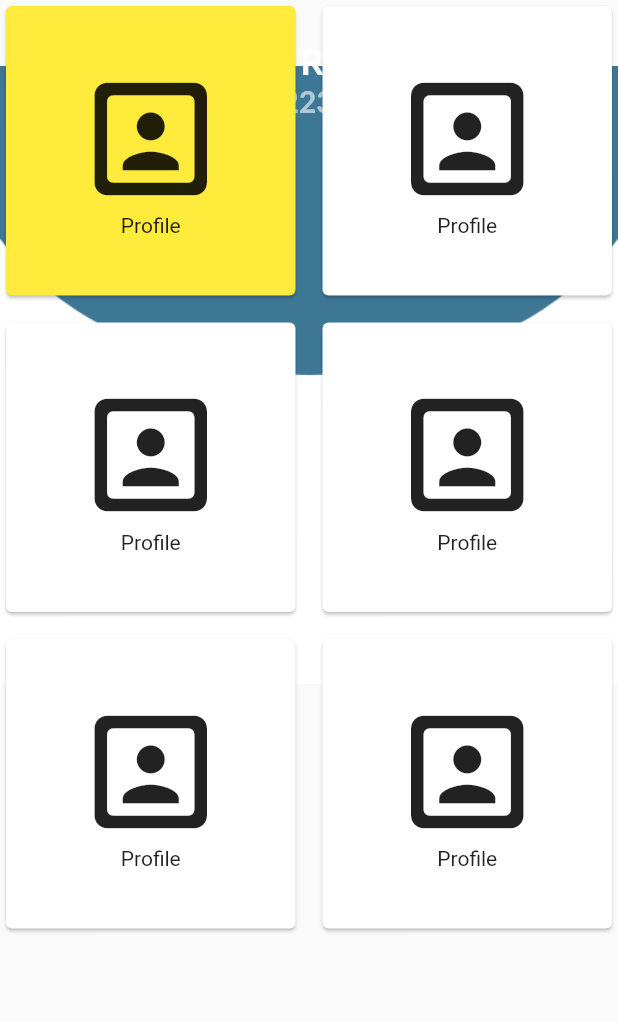
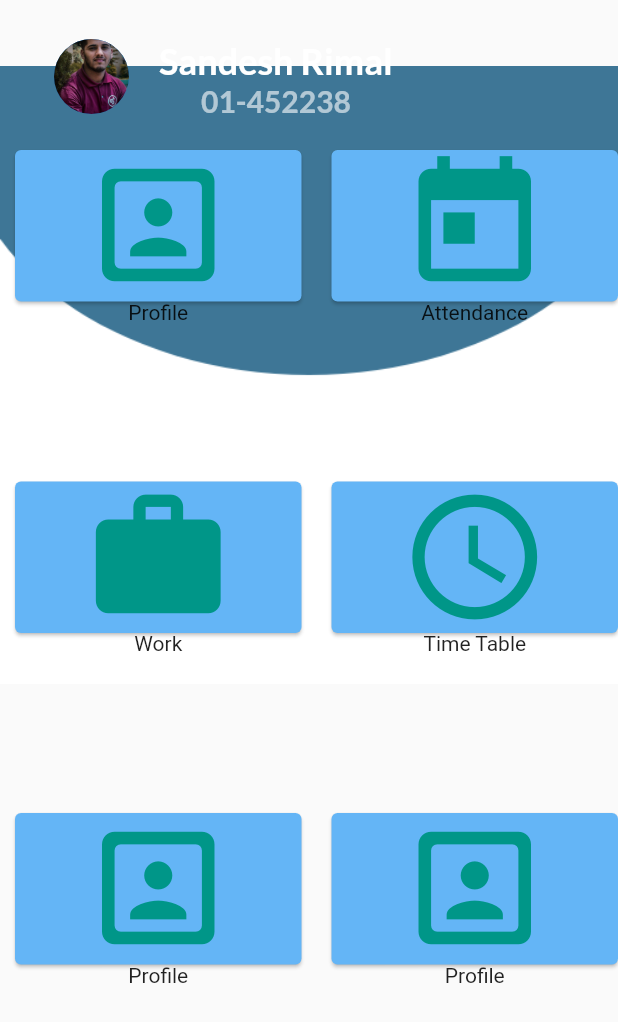
Before and after one commit to sandesh101/dashboard-ui, a Flutter app: the screen it shows after launch, on a phone screen of 412 x 824 dp. Shown: the top 1022 px of the screen. Run offline on Flutter 3.47's test engine with Material 2 defaults, Android fonts, the phone set to English and light mode, and no system bars; our stand-ins replace google_fonts.

Commit message:
Homescreen: Cards Modified

```diff
--- a/lib/homescreen.dart
+++ b/lib/homescreen.dart
@@ -1,3 +1,4 @@
+import 'package:dashboard_ui/app_bars.dart';
 import 'package:flutter/material.dart';
 import 'package:google_fonts/google_fonts.dart';
 
@@ -29,7 +30,6 @@ class _HomeScreenState extends State<HomeScreen> {
                 children: [
                   Container(
                     height: 65,
-                    margin: EdgeInsets.only(bottom: 30),
                     child: Padding(
                       padding: const EdgeInsets.only(left: 20.0, top: 5.0),
                       child: Row(
@@ -70,75 +70,109 @@ class _HomeScreenState extends State<HomeScreen> {
               ),
             ),
           ),
-          SizedBox(height: 30),
           GridView.count(
-            mainAxisSpacing: 10,
+            mainAxisSpacing: 20,
             crossAxisSpacing: 10,
             crossAxisCount: 2,
             primary: false,
             children: [
               Card(
-                color: Colors.yellow,
+                margin: EdgeInsets.only(top: 100, left: 10),
+                color: Colors.blue[300],
                 child: InkWell(
                   child: Column(
                     mainAxisAlignment: MainAxisAlignment.center,
                     children: [
-                      Icon(Icons.portrait_rounded, size: 100),
+                      Icon(
+                        Icons.portrait_rounded,
+                        size: 100,
+                        color: Colors.teal,
+                      ),
                       Text('Profile')
                     ],
                   ),
                 ),
               ),
               Card(
+                margin: EdgeInsets.only(top: 100, left: 10),
+                color: Colors.blue[300],
                 child: InkWell(
                   child: Column(
                     mainAxisAlignment: MainAxisAlignment.center,
                     children: [
-                      Icon(Icons.portrait_rounded, size: 100),
+                      Icon(
+                        Icons.today,
+                        size: 100,
+                        color: Colors.teal,
+                      ),
+                      Text('Attendance')
+                    ],
+                  ),
+                ),
+              ),
+              Card(
+                margin: EdgeInsets.only(top: 100, left: 10),
+                color: Colors.blue[300],
+                child: InkWell(
+                  child: Column(
+                    mainAxisAlignment: MainAxisAlignment.center,
+                    children: [
+                      Icon(
+                        Icons.work,
+                        size: 100,
+                        color: Colors.teal,
+                      ),
+                      Text('Work')
+                    ],
+                  ),
+                ),
+              ),
+              Card(
+                margin: EdgeInsets.only(top: 100, left: 10),
+                color: Colors.blue[300],
+                child: InkWell(
+                  child: Column(
+                    mainAxisAlignment: MainAxisAlignment.center,
+                    children: [
+                      Icon(
+                        Icons.schedule,
+                        size: 100,
+                        color: Colors.teal,
+                      ),
+                      Text('Time Table')
+                    ],
+                  ),
+                ),
+              ),
+              Card(
+                margin: EdgeInsets.only(top: 100, left: 10),
+                color: Colors.blue[300],
+                child: InkWell(
+                  child: Column(
+                    mainAxisAlignment: MainAxisAlignment.center,
+                    children: [
+                      Icon(
+                        Icons.portrait_rounded,
+                        size: 100,
+                        color: Colors.teal,
+                      ),
                       Text('Profile')
                     ],
                   ),
                 ),
               ),
               Card(
+                margin: EdgeInsets.only(top: 100, left: 10),
+                color: Colors.blue[300],
                 child: InkWell(
                   child: Column(
                     mainAxisAlignment: MainAxisAlignment.center,
                     children: [
-                      Icon(Icons.portrait_rounded, size: 100),
-                      Text('Profile')
-                    ],
-                  ),
-                ),
-              ),
-              Card(
-                child: InkWell(
-                  child: Column(
-                    mainAxisAlignment: MainAxisAlignment.center,
-                    children: [
-                      Icon(Icons.portrait_rounded, size: 100),
-                      Text('Profile')
-                    ],
-                  ),
-                ),
-              ),
-              Card(
-                child: InkWell(
-                  child: Column(
-                    mainAxisAlignment: MainAxisAlignment.center,
-                    children: [
-                      Icon(Icons.portrait_rounded, size: 100),
-                      Text('Profile')
-                    ],
-                  ),
-                ),
-              ),
-              Card(
-                child: InkWell(
-                  child: Column(
-                    mainAxisAlignment: MainAxisAlignment.center,
-                    children: [
-                      Icon(Icons.portrait_rounded, size: 100),
+                      Icon(
+                        Icons.portrait_rounded,
+                        size: 100,
+                        color: Colors.teal,
+                      ),
                       Text('Profile')
                     ],
                   ),
```
Also changed, not shown: lib/shape.dart (deleted, +0 -50 lines).
